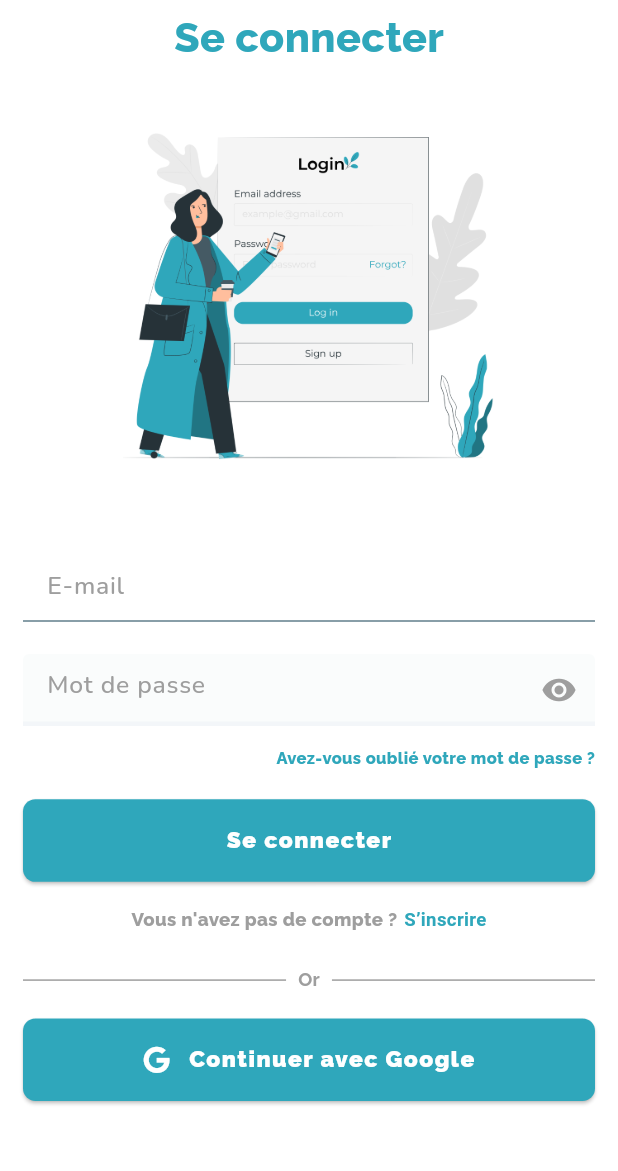
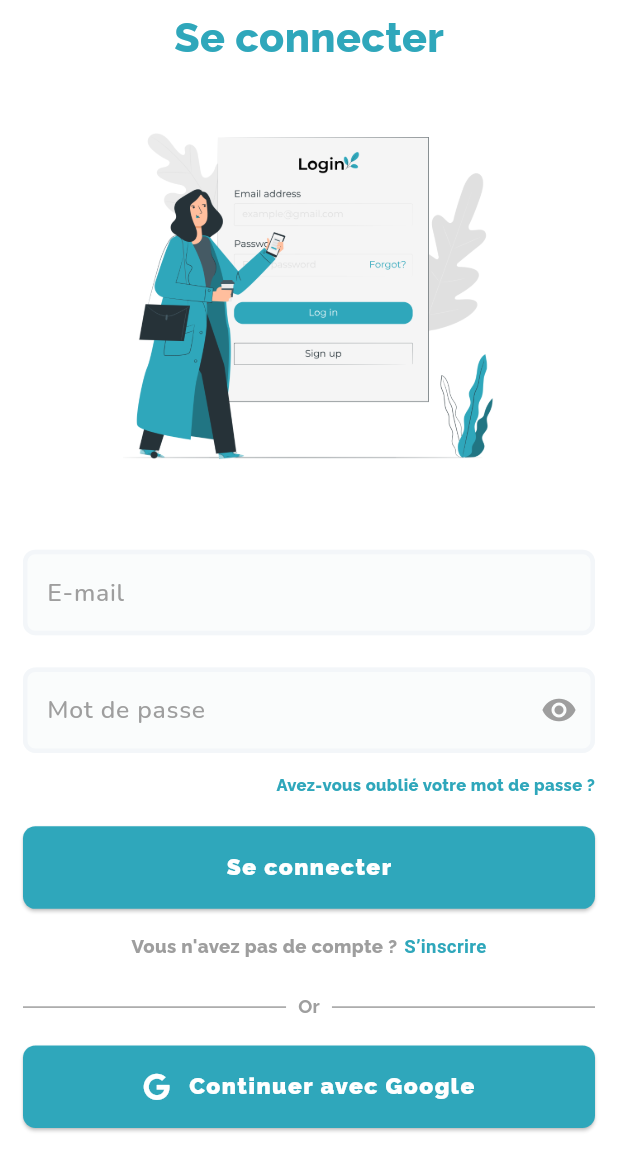
Before and after one commit to NidhalBoumaiza/medical_app, a Flutter app: the screen it shows after launch, on a phone screen of 412 x 824 dp. Shown: the top 1171 px of the screen. Run offline on Flutter 3.47's test engine with Material 3 defaults, Android fonts, the phone set to English and light mode, and no system bars; our stand-ins replace flutter_screenutil, font_awesome_flutter, get, google_fonts.

Commit message:
update the textfieldWidget

```diff
--- a/lib/core/widgets/reusable_text_field_widget.dart
+++ b/lib/core/widgets/reusable_text_field_widget.dart
@@ -100,13 +100,13 @@ class ReusableTextFieldWidget extends StatelessWidget {
                         ),
                   )
                   : null,
-          border: UnderlineInputBorder(
+          border: OutlineInputBorder(borderSide: borderSide ?? BorderSide.none),
+          enabledBorder: OutlineInputBorder(
+            borderRadius: BorderRadius.circular(30.0.sp),
             borderSide: borderSide ?? BorderSide.none,
           ),
-          enabledBorder: UnderlineInputBorder(
-            borderSide: borderSide ?? BorderSide.none,
-          ),
-          focusedBorder: UnderlineInputBorder(
+          focusedBorder: OutlineInputBorder(
+            borderRadius: BorderRadius.circular(30.0.sp),
             borderSide: borderSide ?? BorderSide.none,
           ),
           hintText: hintText,
--- a/lib/screens/login_screen.dart
+++ b/lib/screens/login_screen.dart
@@ -31,11 +31,11 @@ class _LoginScreenState extends State<LoginScreen> {
     return SafeArea(
       child: Scaffold(
         backgroundColor: AppColors.whiteColor,
-        body: SingleChildScrollView(
-          child: GestureDetector(
-            onTap: () {
-              FocusScope.of(context).unfocus();
-            },
+        body: GestureDetector(
+          onTap: () {
+            FocusScope.of(context).unfocus();
+          },
+          child: SingleChildScrollView(
             child: Padding(
               padding: EdgeInsets.fromLTRB(50.w, 20.h, 50.w, 0),
               child: Column(
@@ -60,8 +60,15 @@ class _LoginScreenState extends State<LoginScreen> {
                   ),
                   SizedBox(height: 100.h),
                   ReusableTextFieldWidget(
-                    borderSide: BorderSide(color: Colors.blueGrey),
-                    hintText: "email".tr, // Translated hint
+                    fillColor: const Color(0xfffafcfc),
+                    borderSide: const BorderSide(
+                      color: Color(0xfff3f6f9),
+                      width: 3,
+                      style: BorderStyle.solid,
+                    ),
+
+                    hintText: "email".tr,
+                    // Translated hint
                     controller: emailController,
                     keyboardType: TextInputType.emailAddress,
                   ),
@@ -79,7 +86,6 @@ class _LoginScreenState extends State<LoginScreen> {
                       });
                     },
                     obsecureText: _isObsecureText,
-
                     hintText: "password".tr,
                     // Translated hint
                     controller: passwordController,
```
